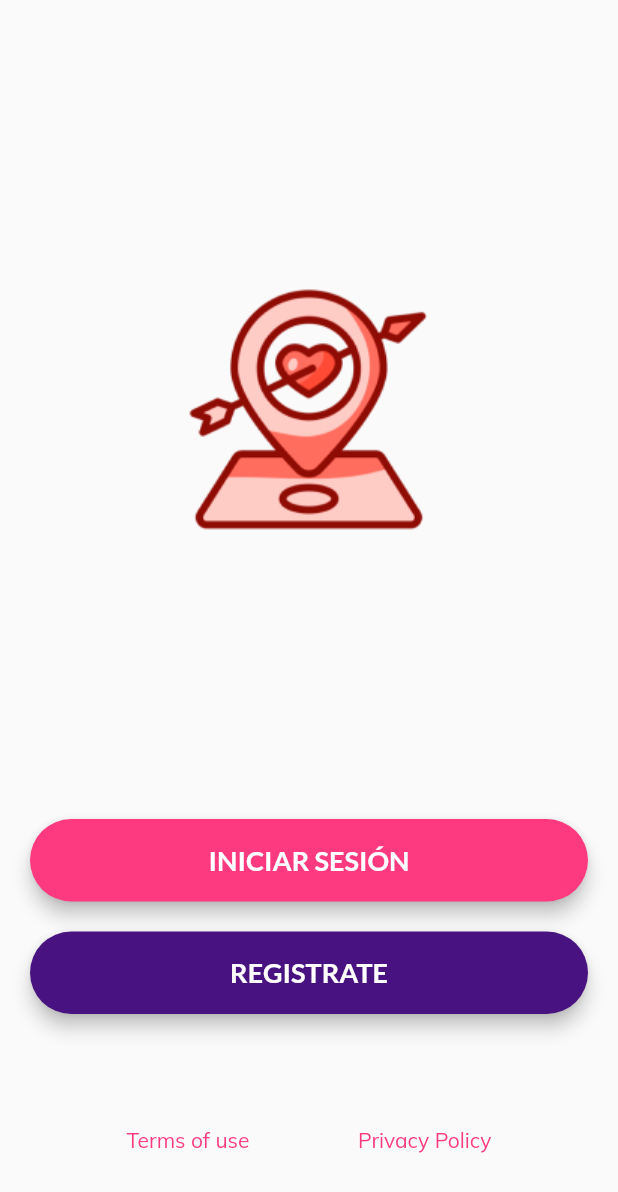
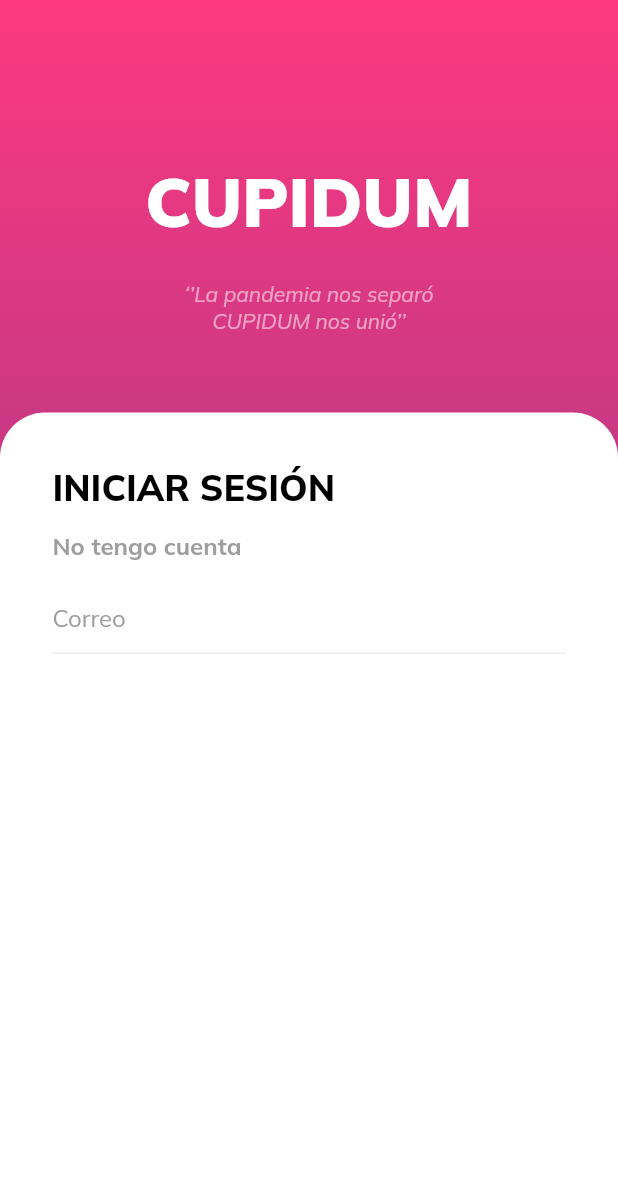
Before and after one commit to alexsosat/cupidUm_app, a Flutter app: the screen it shows after launch, after a tap on "INICIAR SESIÓN", on a phone screen of 412 x 824 dp. Shown: the top 1192 px of the screen. Run offline on Flutter 3.47's test engine with Material 2 defaults, Android fonts, the light colour scheme and no system bars; our stand-ins replace dots_indicator, firebase_auth, firebase_core, get, google_fonts; missing offline and left inert: is_first_run; accounts and stored records are empty.

Commit message:
Working on the design of the login form

```diff
--- a/lib/app/modules/intro/modules/login/views/login.dart
+++ /dev/null
@@ -1,14 +0,0 @@
-import 'package:flutter/material.dart';
-
-class LoginView extends StatelessWidget {
-  const LoginView({Key? key}) : super(key: key);
-
-  @override
-  Widget build(BuildContext context) {
-    return Scaffold(
-      body: Center(
-        child: Text("login"),
-      ),
-    );
-  }
-}
--- /dev/null
+++ b/lib/app/modules/intro/modules/login/views/login_view.dart
@@ -0,0 +1,26 @@
+import 'package:flutter/material.dart';
+
+import '../../../widgets/background_gradient_title.dart';
+import '../../../widgets/foreground_section.dart';
+import 'widgets/login_form.dart';
+
+class LoginView extends StatelessWidget {
+  const LoginView({Key? key}) : super(key: key);
+
+  @override
+  Widget build(BuildContext context) {
+    return Scaffold(
+      body: Stack(
+        fit: StackFit.expand,
+        children: [
+          const BackgroundGradientTitle(),
+          ForeGroundSection(
+            title: "INICIAR SESIÓN",
+            subtitle: "No tengo cuenta",
+            form: LoginForm(),
+          ),
+        ],
+      ),
+    );
+  }
+}
--- /dev/null
+++ b/lib/app/modules/intro/modules/login/views/widgets/login_form.dart
@@ -0,0 +1,42 @@
+import 'package:flutter/material.dart';
+import 'package:get/get.dart';
+
+class LoginForm extends StatelessWidget {
+  final _formKey = GlobalKey<FormState>(debugLabel: '_LoginFormState');
+  final _emailController = TextEditingController();
+  final _passwordController = TextEditingController();
+
+  LoginForm({Key? key}) : super(key: key);
+
+  @override
+  Widget build(BuildContext context) {
+    return Form(
+      key: _formKey,
+      child: Column(
+        children: [
+          TextFormField(
+            controller: _emailController,
+            decoration: InputDecoration(
+              hintText: "Correo",
+              enabledBorder: UnderlineInputBorder(
+                borderSide: BorderSide(color: Colors.grey.withOpacity(0.2)),
+              ),
+              focusedBorder: UnderlineInputBorder(
+                borderSide: BorderSide(color: Get.theme.colorScheme.primary),
+              ),
+            ),
+            validator: (value) {
+              if (value!.isEmpty) {
+                return "Favor de llenar este campo";
+              } else if (GetUtils.isEmail(value)) {
+                return "Favor de ingresar un correo válido";
+              }
+              return null;
+            },
+            textInputAction: TextInputAction.next,
+          ),
+        ],
+      ),
+    );
+  }
+}
--- /dev/null
+++ b/lib/app/modules/intro/modules/register/views/register_view.dart
@@ -0,0 +1,25 @@
+import 'package:flutter/material.dart';
+
+import '../../../widgets/background_gradient_title.dart';
+import '../../../widgets/foreground_section.dart';
+
+class RegisterView extends StatelessWidget {
+  const RegisterView({Key? key}) : super(key: key);
+
+  @override
+  Widget build(BuildContext context) {
+    return Scaffold(
+      body: Stack(
+        fit: StackFit.expand,
+        children: [
+          const BackgroundGradientTitle(),
+          ForeGroundSection(
+            title: "REGISTRO",
+            subtitle: "Registrate para continuar",
+            form: Container(),
+          ),
+        ],
+      ),
+    );
+  }
+}
--- a/lib/app/modules/intro/views/widgets/intro_buttons.dart
+++ b/lib/app/modules/intro/views/widgets/intro_buttons.dart
@@ -1,5 +1,7 @@
+import 'package:cupidum_app/app/routes/app_pages.dart';
 import 'package:cupidum_app/globals/pill_button.dart';
 import 'package:flutter/material.dart';
+import 'package:get/route_manager.dart';
 
 class IntroButtons extends StatelessWidget {
   const IntroButtons({Key? key}) : super(key: key);
@@ -11,11 +13,11 @@ class IntroButtons extends StatelessWidget {
       children: [
         PillButton(
           child: const Text("INICIAR SESIÓN"),
-          onPressed: () => print("Inicio"),
+          onPressed: () => Get.toNamed(Routes.login),
         ),
         PillButton(
           child: const Text("REGISTRATE"),
-          onPressed: () => print("Registrate"),
+          onPressed: () => Get.toNamed(Routes.register),
           color: Theme.of(context).colorScheme.secondary,
         ),
       ],
--- /dev/null
+++ b/lib/app/modules/intro/widgets/background_gradient_title.dart
@@ -0,0 +1,43 @@
+import 'package:cupidum_app/utils/colors.dart';
+import 'package:flutter/material.dart';
+
+class BackgroundGradientTitle extends StatelessWidget {
+  const BackgroundGradientTitle({Key? key}) : super(key: key);
+
+  @override
+  Widget build(BuildContext context) {
+    return Container(
+      decoration: BoxDecoration(
+        gradient: LinearGradient(
+          begin: Alignment.bottomCenter,
+          end: Alignment.topCenter,
+          colors: [
+            HexColor.fromHex("6D368D"),
+            HexColor.fromHex("FD397F"),
+          ],
+        ),
+      ),
+      child: Column(
+        crossAxisAlignment: CrossAxisAlignment.center,
+        children: [
+          const SizedBox(height: kToolbarHeight + 50),
+          Text(
+            "CUPIDUM",
+            style: Theme.of(context).textTheme.headline1!.copyWith(
+                  fontWeight: FontWeight.w900,
+                ),
+          ),
+          const SizedBox(height: 25),
+          Text(
+            "‘’La pandemia nos separó\nCUPIDUM nos unió’’",
+            textAlign: TextAlign.center,
+            style: Theme.of(context).textTheme.bodyText2!.copyWith(
+                  color: Colors.white.withOpacity(0.53),
+                  fontStyle: FontStyle.italic,
+                ),
+          ),
+        ],
+      ),
+    );
+  }
+}
--- /dev/null
+++ b/lib/app/modules/intro/widgets/foreground_section.dart
@@ -0,0 +1,53 @@
+import 'package:flutter/material.dart';
+
+class ForeGroundSection extends StatelessWidget {
+  final String title;
+  final String subtitle;
+  final Widget form;
+  const ForeGroundSection({
+    Key? key,
+    required this.title,
+    required this.subtitle,
+    required this.form,
+  }) : super(key: key);
+
+  @override
+  Widget build(BuildContext context) {
+    return Align(
+      alignment: Alignment.bottomCenter,
+      child: Container(
+        width: double.infinity,
+        height: MediaQuery.of(context).size.height - 275,
+        decoration: const BoxDecoration(
+          color: Colors.white,
+          borderRadius: BorderRadius.only(
+            topRight: Radius.circular(30.0),
+            topLeft: Radius.circular(30.0),
+          ),
+        ),
+        child: Padding(
+          padding: const EdgeInsets.all(35.0),
+          child: Column(
+            mainAxisAlignment: MainAxisAlignment.start,
+            crossAxisAlignment: CrossAxisAlignment.start,
+            children: [
+              Text(
+                title,
+                style: Theme.of(context).textTheme.headline3,
+              ),
+              TextButton(
+                style: TextButton.styleFrom(
+                    primary: Colors.grey, padding: const EdgeInsets.all(0)),
+                onPressed: () {},
+                child: Text(
+                  subtitle,
+                ),
+              ),
+              form,
+            ],
+          ),
+        ),
+      ),
+    );
+  }
+}
--- a/lib/app/routes/app_pages.dart
+++ b/lib/app/routes/app_pages.dart
@@ -1,8 +1,11 @@
 import 'package:get/get_navigation/src/routes/get_route.dart';
 
+import '../modules/intro/middlewares/is_user_logged_in.dart';
+import '../modules/intro/modules/login/views/login_view.dart';
+import '../modules/intro/modules/register/views/register_view.dart';
 import '../modules/intro/views/intro_view.dart';
 import '../modules/presentation/bindings/presentation_binding.dart';
-import '../modules/presentation/views/intro_view.dart';
+import '../modules/presentation/views/presentation_view.dart';
 
 part 'app_routes.dart';
 
@@ -21,6 +24,15 @@ class AppPages {
     GetPage(
       name: _Paths.intro,
       page: () => const IntroView(),
+      middlewares: [IsUserLoggedIn()],
+    ),
+    GetPage(
+      name: _Paths.login,
+      page: () => const LoginView(),
+    ),
+    GetPage(
+      name: _Paths.register,
+      page: () => const RegisterView(),
     ),
   ];
 }
--- a/lib/app/routes/app_routes.dart
+++ b/lib/app/routes/app_routes.dart
@@ -5,11 +5,15 @@ abstract class Routes {
 
   static const presentation = _Paths.presentation;
   static const intro = _Paths.intro;
+  static const login = _Paths.login;
+  static const register = _Paths.register;
   static const home = _Paths.home;
 }
 
 abstract class _Paths {
   static const presentation = '/presentation';
   static const intro = '/intro';
+  static const login = '/login';
+  static const register = '/register';
   static const home = '/home';
 }
--- a/lib/constants/theme.dart
+++ b/lib/constants/theme.dart
@@ -21,6 +21,16 @@ final ThemeData lightTheme = ThemeData(
         fontWeight: FontWeight.bold,
         fontSize: 45,
       ),
+      headline2: Get.textTheme.headline2!.copyWith(
+        color: Colors.black,
+        fontWeight: FontWeight.bold,
+        fontSize: 34,
+      ),
+      headline3: Get.textTheme.headline3!.copyWith(
+        color: Colors.black,
+        fontWeight: FontWeight.w800,
+        fontSize: 24,
+      ),
       button: Get.textTheme.button!.copyWith(
         color: Colors.white,
         fontWeight: FontWeight.bold,
--- a/lib/main.dart
+++ b/lib/main.dart
@@ -1,3 +1,4 @@
+import 'package:cupidum_app/app/modules/intro/bindings/authentication_binding.dart';
 import 'package:cupidum_app/utils/first_run_util.dart';
 import 'package:cupidum_app/constants/theme.dart';
 import 'package:firebase_core/firebase_core.dart';
@@ -31,6 +32,9 @@ class MyApp extends StatelessWidget {
     return GetMaterialApp(
       title: 'Cupidum',
 
+      //Inital Binding
+      initialBinding: AuthenticationBinding(),
+
       //Routing
       initialRoute: AppPages.initial,
       getPages: AppPages.routes,
```
Also changed, not shown: lib/app/modules/intro/modules/login/controllers/login_controller.dart (added), lib/app/modules/presentation/views/presentation_view.dart (renamed from lib/app/modules/presentation/views/intro_view.dart).
